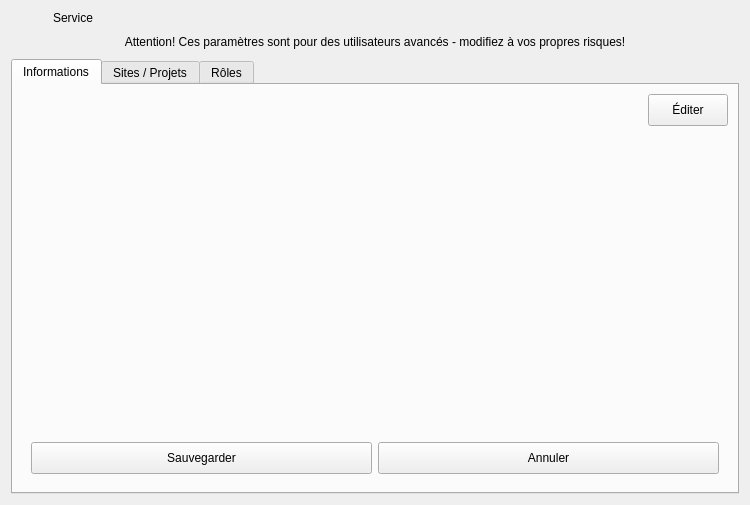
Above: client/src/editors/ServiceWidget.ui from introlab/openteraplus before the change. Below: the same form after it.
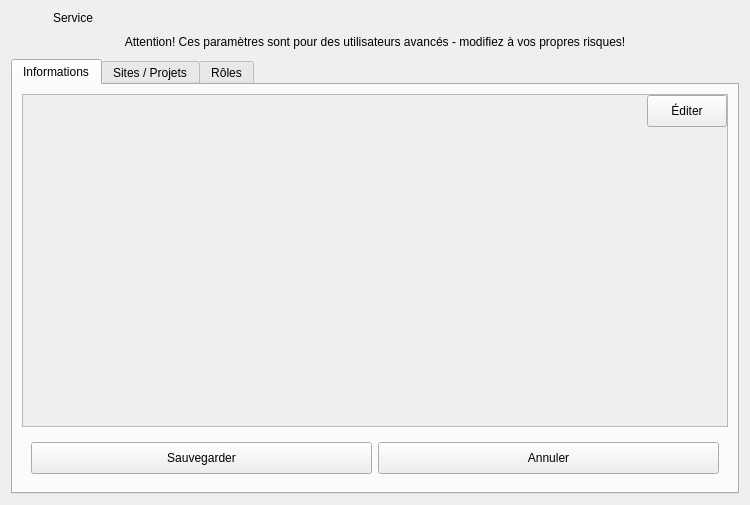
That is the form after the change. The open tabs and pages were chosen to show the change. Icons and pictures are not drawn. Custom widgets are drawn as their Qt base class.

```diff
--- a/client/src/editors/ServiceWidget.ui
+++ b/client/src/editors/ServiceWidget.ui
@@ -92,6 +92,33 @@
       </attribute>
       <layout class="QVBoxLayout" name="verticalLayout_2">
        <item>
+        <widget class="QScrollArea" name="scrollArea">
+         <property name="widgetResizable">
+          <bool>true</bool>
+         </property>
+         <widget class="QWidget" name="scrollAreaWidgetContents">
+          <property name="geometry">
+           <rect>
+            <x>0</x>
+            <y>0</y>
+            <width>708</width>
+            <height>311</height>
+           </rect>
+          </property>
+          <layout class="QVBoxLayout" name="verticalLayout_5">
+           <property name="leftMargin">
+            <number>0</number>
+           </property>
+           <property name="topMargin">
+            <number>0</number>
+           </property>
+           <property name="rightMargin">
+            <number>0</number>
+           </property>
+           <property name="bottomMargin">
+            <number>0</number>
+           </property>
+           <item>
         <layout class="QHBoxLayout" name="horizontalLayout">
          <item>
           <spacer name="horizontalSpacer">
@@ -142,6 +169,10 @@
            <verstretch>0</verstretch>
           </sizepolicy>
          </property>
+            </widget>
+           </item>
+          </layout>
+         </widget>
         </widget>
        </item>
        <item>
```
Left out of the diff: 2 changed lines with no effect on the pictures. Lines whose indentation alone changed are shown as unchanged.
